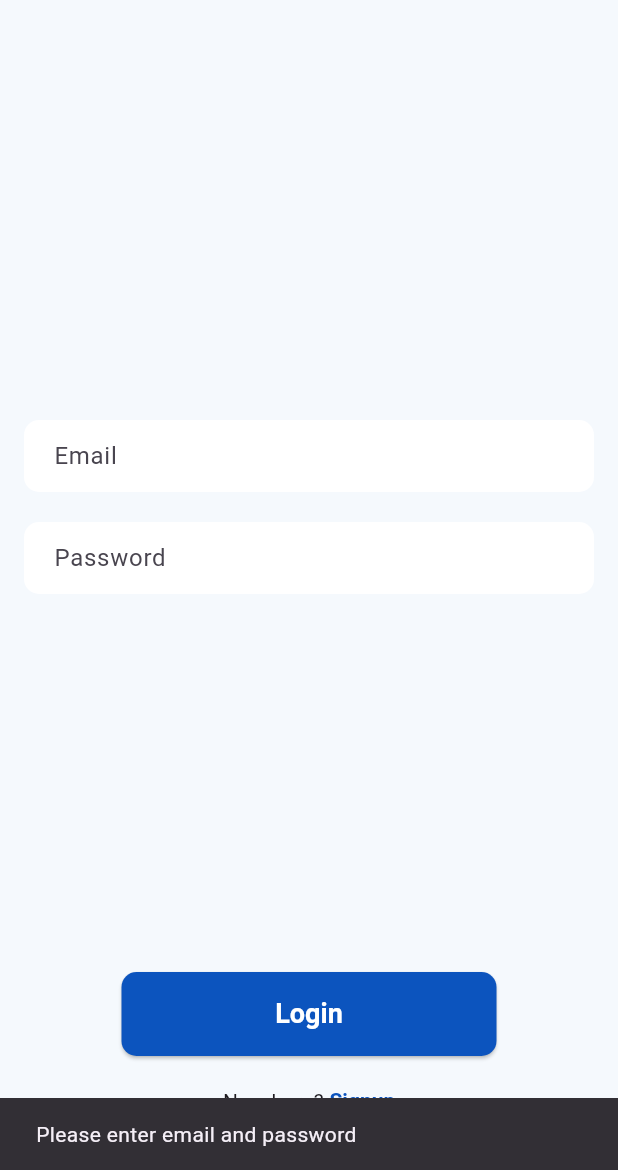
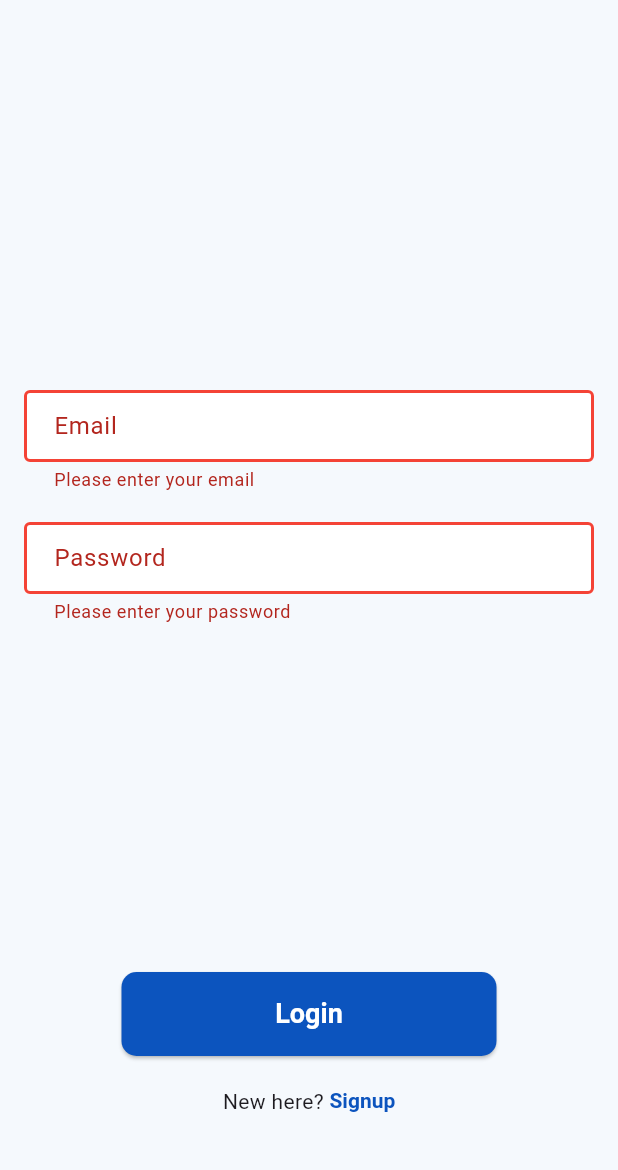
Before and after one commit to zyllus17/comment_app, a Flutter app: the screen it shows after launch, after a tap on "Login", on a phone screen of 412 x 824 dp, the part 66-1236 px from its top. Run offline on Flutter 3.47's test engine with Material 3 defaults, Android fonts, the phone set to English and light mode, and no system bars; our stand-ins replace firebase_auth, firebase_core; accounts and stored records are empty.

Commit message:
Added validations

```diff
--- a/lib/page/login/login.ui.dart
+++ b/lib/page/login/login.ui.dart
@@ -5,10 +5,17 @@ import 'package:comment_app/services/auth.service.dart';
 import 'package:flutter/material.dart';
 import 'package:provider/provider.dart';
 
-class LoginScreen extends StatelessWidget {
+class LoginScreen extends StatefulWidget {
+  const LoginScreen({super.key});
+
+  @override
+  State<LoginScreen> createState() => _LoginScreenState();
+}
+
+class _LoginScreenState extends State<LoginScreen> {
   final TextEditingController _emailController = TextEditingController();
   final TextEditingController _passwordController = TextEditingController();
-  LoginScreen({super.key});
+  final _formKey = GlobalKey<FormState>();
 
   @override
   Widget build(BuildContext context) {
@@ -28,6 +35,8 @@ class LoginScreen extends StatelessWidget {
       ),
       body: Padding(
         padding: const EdgeInsets.all(16.0),
+        child: Form(
+          key: _formKey,
           child: Column(
             crossAxisAlignment: CrossAxisAlignment.center,
             mainAxisAlignment: MainAxisAlignment.center,
@@ -45,7 +54,22 @@ class LoginScreen extends StatelessWidget {
                     borderRadius: BorderRadius.circular(10.0),
                     borderSide: BorderSide.none,
                   ),
+                  errorBorder: const OutlineInputBorder(
+                    borderSide: BorderSide(color: Colors.red, width: 2.0),
                   ),
+                  focusedErrorBorder: const OutlineInputBorder(
+                    borderSide: BorderSide(color: Colors.red, width: 2.0),
+                  ),
+                ),
+                validator: (value) {
+                  if (value == null || value.isEmpty) {
+                    return 'Please enter your email';
+                  }
+                  if (!_isValidEmail(value)) {
+                    return 'Please enter a valid email address';
+                  }
+                  return null;
+                },
               ),
               const SizedBox(height: 20),
               TextFormField(
@@ -61,13 +85,29 @@ class LoginScreen extends StatelessWidget {
                     borderRadius: BorderRadius.circular(10.0),
                     borderSide: BorderSide.none,
                   ),
+                  errorBorder: const OutlineInputBorder(
+                    borderSide: BorderSide(color: Colors.red, width: 2.0),
                   ),
+                  focusedErrorBorder: const OutlineInputBorder(
+                    borderSide: BorderSide(color: Colors.red, width: 2.0),
+                  ),
+                ),
+                validator: (value) {
+                  if (value == null || value.isEmpty) {
+                    return 'Please enter your password';
+                  }
+                  if (value.length < 8) {
+                    return 'Password should be at least 8 characters';
+                  }
+                  return null;
+                },
               ),
               const Spacer(),
               SizedBox(
                 width: 250,
                 child: ElevatedButton(
                   onPressed: () async {
+                    if (_formKey.currentState!.validate()) {
                       final String email = _emailController.text.trim();
                       final String password = _passwordController.text.trim();
 
@@ -77,21 +117,23 @@ class LoginScreen extends StatelessWidget {
                               .login(email, password);
                           Navigator.pushReplacement(
                             context,
-                        MaterialPageRoute(builder: (context) => HomeScreen()),
+                            MaterialPageRoute(
+                                builder: (context) => const HomeScreen()),
                           );
                           debugPrint('Logged in');
                         } catch (e) {
                           // Print error to debug console
-                      print('Login error: $e');
+                          debugPrint('Login error: $e');
                           ScaffoldMessenger.of(context).showSnackBar(
-                        SnackBar(content: Text('Failed to sign in')),
+                            const SnackBar(content: Text('Failed to login')),
                           );
                         }
                       } else {
                         ScaffoldMessenger.of(context).showSnackBar(
-                      SnackBar(
+                          const SnackBar(
                               content: Text('Please enter email and password')),
                         );
+                      }
                     }
                   },
                   style: ElevatedButton.styleFrom(
@@ -119,7 +161,8 @@ class LoginScreen extends StatelessWidget {
                   TextButton(
                     onPressed: () => Navigator.push(
                       context,
-                    MaterialPageRoute(builder: (context) => SignupScreen()),
+                      MaterialPageRoute(
+                          builder: (context) => const SignupScreen()),
                     ),
                     style: TextButton.styleFrom(
                       minimumSize: Size.zero,
@@ -139,6 +182,13 @@ class LoginScreen extends StatelessWidget {
             ],
           ),
         ),
+      ),
     );
   }
+
+  bool _isValidEmail(String email) {
+    // Regular expression for a basic email validation
+    final RegExp emailRegex = RegExp(r'^[\w-\.]+@([\w-]+\.)+[\w-]{2,4}$');
+    return emailRegex.hasMatch(email);
   }
+}
```
Lines whose indentation alone changed are shown as unchanged.
